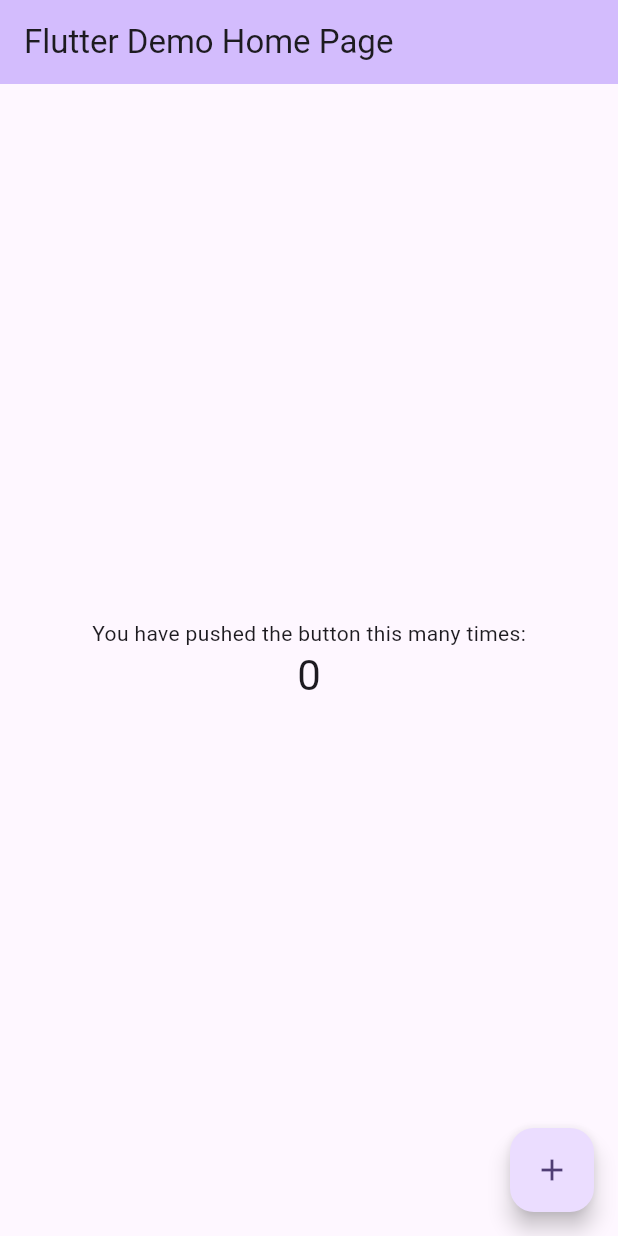
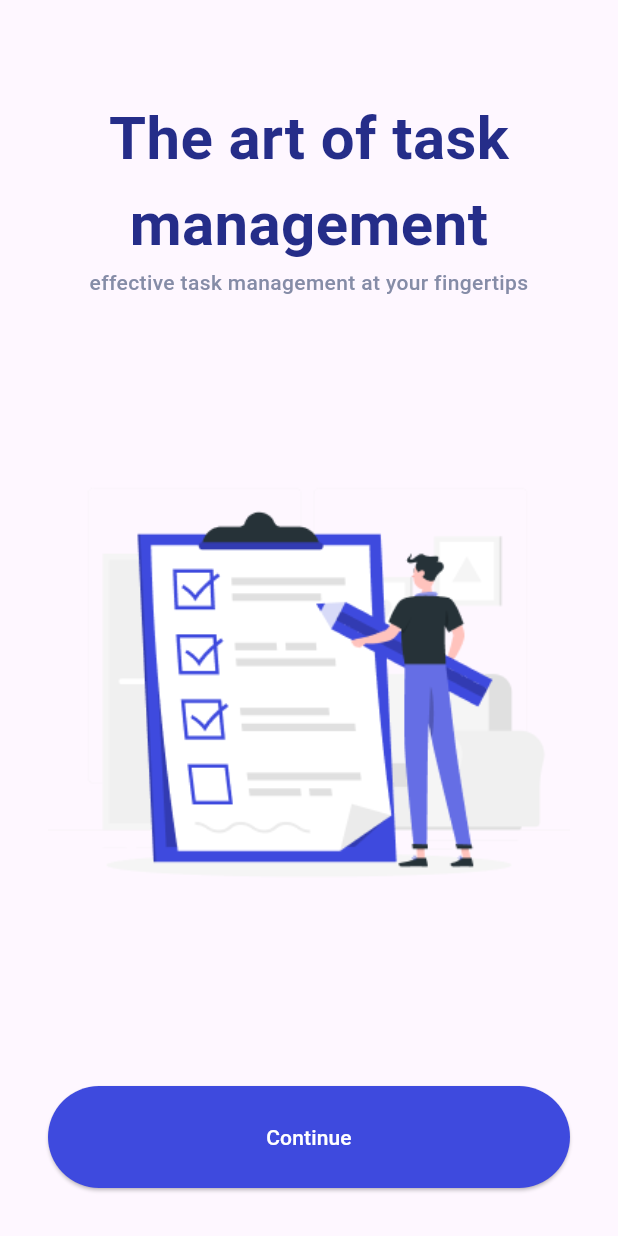
Before and after one commit to PattaraponLertratananont/course-intern-flutter, a Flutter app: the screen it shows after launch, on a phone screen of 412 x 824 dp. Run offline on Flutter 3.47's test engine with Material 2 defaults, Android fonts, the phone set to English and light mode, and no system bars.

Commit message:
[Todo] add first page

```diff
--- a/lib/main.dart
+++ b/lib/main.dart
@@ -1,3 +1,5 @@
+// ignore_for_file: prefer_const_constructors
+
 import 'package:flutter/material.dart';
 
 void main() {
@@ -7,27 +9,11 @@
 class MyApp extends StatelessWidget {
   const MyApp({super.key});
 
-  // This widget is the root of your application.
   @override
   Widget build(BuildContext context) {
     return MaterialApp(
       title: 'Flutter Demo',
       theme: ThemeData(
-        // This is the theme of your application.
-        //
-        // TRY THIS: Try running your application with "flutter run". You'll see
-        // the application has a blue toolbar. Then, without quitting the app,
-        // try changing the seedColor in the colorScheme below to Colors.green
-        // and then invoke "hot reload" (save your changes or press the "hot
-        // reload" button in a Flutter-supported IDE, or press "r" if you used
-        // the command line to start the app).
-        //
-        // Notice that the counter didn't reset back to zero; the application
-        // state is not lost during the reload. To reset the state, use hot
-        // restart instead.
-        //
-        // This works for code too, not just values: Most code changes can be
-        // tested with just a hot reload.
         colorScheme: ColorScheme.fromSeed(seedColor: Colors.deepPurple),
         useMaterial3: true,
       ),
@@ -39,15 +25,6 @@
 class MyHomePage extends StatefulWidget {
   const MyHomePage({super.key, required this.title});
 
-  // This widget is the home page of your application. It is stateful, meaning
-  // that it has a State object (defined below) that contains fields that affect
-  // how it looks.
-
-  // This class is the configuration for the state. It holds the values (in this
-  // case the title) provided by the parent (in this case the App widget) and
-  // used by the build method of the State. Fields in a Widget subclass are
-  // always marked "final".
-
   final String title;
 
   @override
@@ -55,71 +32,57 @@
 }
 
 class _MyHomePageState extends State<MyHomePage> {
-  int _counter = 0;
-
-  void _incrementCounter() {
-    setState(() {
-      // This call to setState tells the Flutter framework that something has
-      // changed in this State, which causes it to rerun the build method below
-      // so that the display can reflect the updated values. If we changed
-      // _counter without calling setState(), then the build method would not be
-      // called again, and so nothing would appear to happen.
-      _counter++;
-    });
-  }
-
   @override
   Widget build(BuildContext context) {
-    // This method is rerun every time setState is called, for instance as done
-    // by the _incrementCounter method above.
-    //
-    // The Flutter framework has been optimized to make rerunning build methods
-    // fast, so that you can just rebuild anything that needs updating rather
-    // than having to individually change instances of widgets.
     return Scaffold(
-      appBar: AppBar(
-        // TRY THIS: Try changing the color here to a specific color (to
-        // Colors.amber, perhaps?) and trigger a hot reload to see the AppBar
-        // change color while the other colors stay the same.
-        backgroundColor: Theme.of(context).colorScheme.inversePrimary,
-        // Here we take the value from the MyHomePage object that was created by
-        // the App.build method, and use it to set our appbar title.
-        title: Text(widget.title),
-      ),
-      body: Center(
-        // Center is a layout widget. It takes a single child and positions it
-        // in the middle of the parent.
+      body: Container(
+        padding: EdgeInsets.fromLTRB(32, 64, 32, 32),
+        width: MediaQuery.of(context).size.width,
         child: Column(
-          // Column is also a layout widget. It takes a list of children and
-          // arranges them vertically. By default, it sizes itself to fit its
-          // children horizontally, and tries to be as tall as its parent.
-          //
-          // Column has various properties to control how it sizes itself and
-          // how it positions its children. Here we use mainAxisAlignment to
-          // center the children vertically; the main axis here is the vertical
-          // axis because Columns are vertical (the cross axis would be
-          // horizontal).
-          //
-          // TRY THIS: Invoke "debug painting" (choose the "Toggle Debug Paint"
-          // action in the IDE, or press "p" in the console), to see the
-          // wireframe for each widget.
-          mainAxisAlignment: MainAxisAlignment.center,
-          children: <Widget>[
-            const Text(
-              'You have pushed the button this many times:',
+          crossAxisAlignment: CrossAxisAlignment.center,
+          children: [
+            Text(
+              "The art of task management",
+              style: TextStyle(
+                color: Color(0xff252D89), // 0x คือ Prefix ของการใช้ Hex number
+                fontSize: 40,
+                fontWeight: FontWeight.bold,
+              ),
+              textAlign: TextAlign.center,
             ),
             Text(
-              '$_counter',
-              style: Theme.of(context).textTheme.headlineMedium,
+              "effective task management at your fingertips",
+              style: TextStyle(
+                color: Color(0xff858CA7), // 0x คือ Prefix ของการใช้ Hex number
+                fontSize: 14,
+                fontWeight: FontWeight.w500,
+              ),
+              textAlign: TextAlign.center,
             ),
+            Expanded(child: Image.asset("images/check-list.png")),
+            ElevatedButton(
+              onPressed: () {},
+              style: ElevatedButton.styleFrom(
+                backgroundColor: Color(0xff3E4ADE),
+                shape: RoundedRectangleBorder(
+                  borderRadius: BorderRadius.circular(40),
+                ),
+              ),
+              child: Container(
+                width: MediaQuery.of(context).size.width,
+                padding: EdgeInsets.symmetric(vertical: 24),
+                child: Text(
+                  "Continue",
+                  style: TextStyle(
+                    color: Colors.white,
+                  ),
+                  textAlign: TextAlign.center,
+                ),
+              ),
+            )
           ],
         ),
       ),
-      floatingActionButton: FloatingActionButton(
-        onPressed: _incrementCounter,
-        tooltip: 'Increment',
-        child: const Icon(Icons.add),
-      ), // This trailing comma makes auto-formatting nicer for build methods.
     );
   }
 }
--- a/pubspec.yaml
+++ b/pubspec.yaml
@@ -59,9 +59,8 @@ flutter:
   uses-material-design: true
 
   # To add assets to your application, add an assets section, like this:
-  # assets:
-  #   - images/a_dot_burr.jpeg
-  #   - images/a_dot_ham.jpeg
+  assets:
+    - images/
 
   # An image asset can refer to one or more resolution-specific "variants", see
   # https://flutter.dev/assets-and-images/#resolution-aware
```
Also changed, not shown: images/check-list.png (added).
